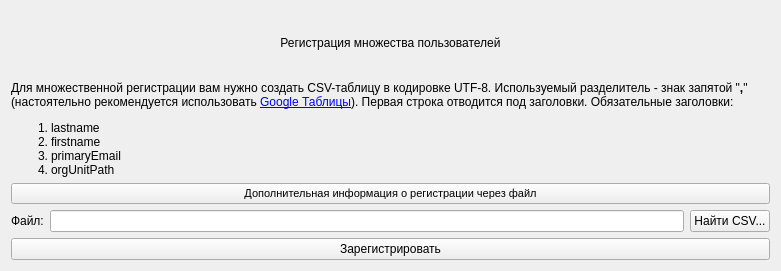
Above: Qt forms/form_regUser.ui from ega22a/g-workspace-registration before the change. Below: the same form after it.
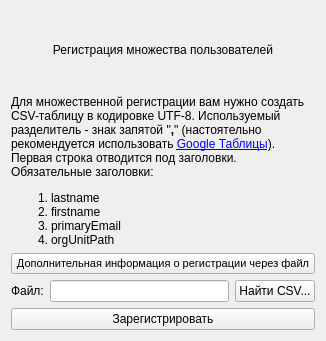
That is the form after the change.

```diff
--- a/Qt forms/form_regUser.ui
+++ b/Qt forms/form_regUser.ui
@@ -9,14 +9,20 @@
    <rect>
     <x>0</x>
     <y>0</y>
-    <width>781</width>
-    <height>271</height>
+    <width>326</width>
+    <height>341</height>
    </rect>
   </property>
   <property name="minimumSize">
    <size>
-    <width>781</width>
-    <height>271</height>
+    <width>326</width>
+    <height>341</height>
+   </size>
+  </property>
+  <property name="maximumSize">
+   <size>
+    <width>326</width>
+    <height>341</height>
    </size>
   </property>
   <property name="windowTitle">
```
